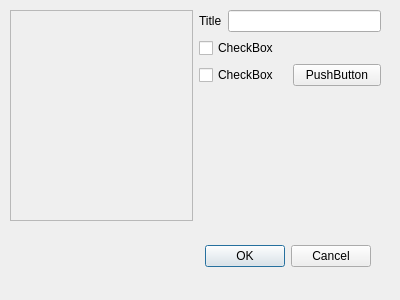
KDE/krita, file plugins/textshape/dialogs/TableOfContentsConfigure.ui: the form before one commit.
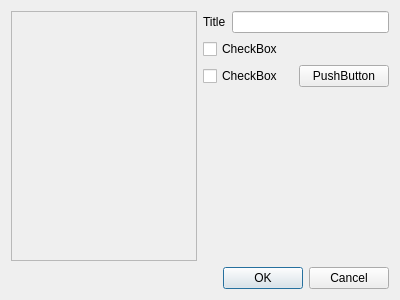
The form after the commit. Custom widgets are drawn as their Qt base class.

Patch:
```diff
--- a/plugins/textshape/dialogs/TableOfContentsConfigure.ui
+++ b/plugins/textshape/dialogs/TableOfContentsConfigure.ui
@@ -16,31 +16,8 @@
   <property name="modal">
    <bool>true</bool>
   </property>
-  <widget class="QDialogButtonBox" name="buttonBox">
-   <property name="geometry">
-    <rect>
-     <x>30</x>
-     <y>240</y>
-     <width>341</width>
-     <height>32</height>
-    </rect>
-   </property>
-   <property name="orientation">
-    <enum>Qt::Horizontal</enum>
-   </property>
-   <property name="standardButtons">
-    <set>QDialogButtonBox::Cancel|QDialogButtonBox::Ok</set>
-   </property>
-  </widget>
-  <widget class="QWidget" name="horizontalLayoutWidget_3">
-   <property name="geometry">
-    <rect>
-     <x>10</x>
-     <y>10</y>
-     <width>371</width>
-     <height>211</height>
-    </rect>
-   </property>
+  <layout class="QGridLayout" name="gridLayout">
+   <item row="0" column="0">
    <layout class="QHBoxLayout" name="horizontalLayout_4">
     <item>
      <widget class="TableOfContentsPreview" name="tocPreview">
@@ -121,7 +98,18 @@
      </layout>
     </item>
    </layout>
-  </widget>
+   </item>
+   <item row="1" column="0">
+    <widget class="QDialogButtonBox" name="buttonBox">
+     <property name="orientation">
+      <enum>Qt::Horizontal</enum>
+     </property>
+     <property name="standardButtons">
+      <set>QDialogButtonBox::Cancel|QDialogButtonBox::Ok</set>
+     </property>
+    </widget>
+   </item>
+  </layout>
  </widget>
  <customwidgets>
   <customwidget>
```
Lines whose indentation alone changed are shown as unchanged.
